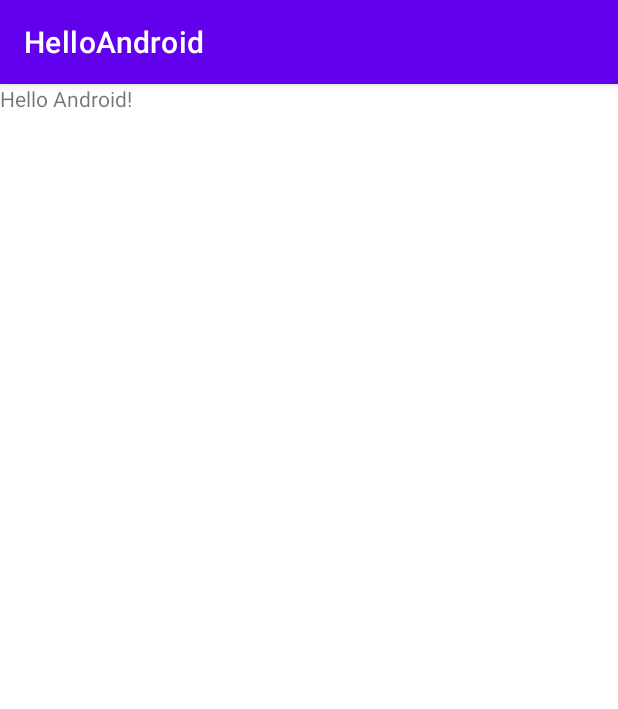
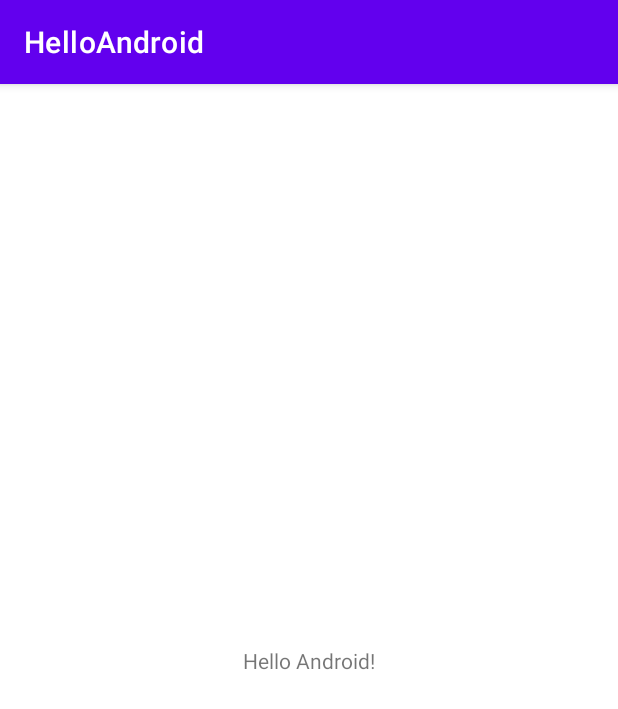
Before and after one commit to ysoup26/HelloAndroid, an Android app: the screen it shows after launch (MainActivity), on a phone screen of 412 x 824 dp. Shown: the top 709 px of the screen. Run offline under Robolectric (Android 15) with nearby library versions, the phone set to English and light mode, and no system bars.

Commit message:
Revert "layout attribate 삭제"
This reverts commit 3fcfa0acde4e82be1ef63c9fc4c05471541793d6.

```diff
--- a/app/src/main/res/layout/activity_main.xml
+++ b/app/src/main/res/layout/activity_main.xml
@@ -10,6 +10,9 @@
         android:layout_width="wrap_content"
         android:layout_height="wrap_content"
         android:text="Hello Android!"
-        />
+        app:layout_constraintBottom_toBottomOf="parent"
+        app:layout_constraintLeft_toLeftOf="parent"
+        app:layout_constraintRight_toRightOf="parent"
+        app:layout_constraintTop_toTopOf="parent" />
 
 </androidx.constraintlayout.widget.ConstraintLayout>
```
